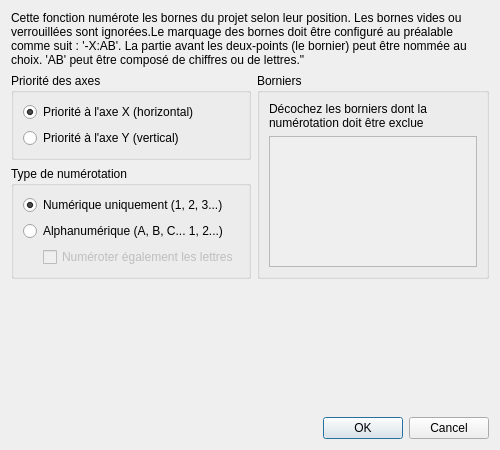
Before: the Qt Designer form sources/ui/terminalnumberingdialog.ui in qelectrotech/qelectrotech-source-mirror, drawn with Qt 5.
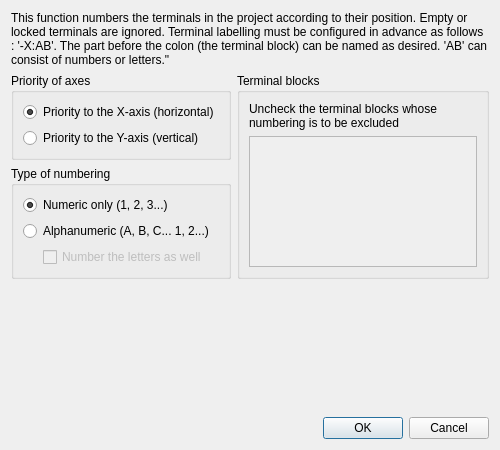
After: the same form once the commit is applied.

```diff
--- a/sources/ui/terminalnumberingdialog.ui
+++ b/sources/ui/terminalnumberingdialog.ui
@@ -17,7 +17,7 @@
             <item>
                 <widget class="QLabel" name="label_description">
                     <property name="text">
-                        <string>Cette fonction numérote les bornes du projet selon leur position. Les bornes vides ou verrouillées sont ignorées.Le marquage des bornes doit être configuré au préalable comme suit : '-X:AB'. La partie avant les deux-points (le bornier) peut être nommée au choix. 'AB' peut être composé de chiffres ou de lettres."</string>
+                        <string>This function numbers the terminals in the project according to their position. Empty or locked terminals are ignored. Terminal labelling must be configured in advance as follows : '-X:AB'. The part before the colon (the terminal block) can be named as desired. 'AB' can consist of numbers or letters."</string>
                     </property>
                     <property name="wordWrap">
                         <bool>true</bool>
@@ -31,13 +31,13 @@
                             <item>
                                 <widget class="QGroupBox" name="groupBox_axis">
                                     <property name="title">
-                                        <string>Priorité des axes</string>
+                                        <string>Priority of axes</string>
                                     </property>
                                     <layout class="QVBoxLayout" name="verticalLayout_2">
                                         <item>
                                             <widget class="QRadioButton" name="rb_priority_x">
                                                 <property name="text">
-                                                    <string>Priorité à l'axe X (horizontal)</string>
+                                                    <string>Priority to the X-axis (horizontal)</string>
                                                 </property>
                                                 <property name="checked">
                                                     <bool>true</bool>
@@ -47,7 +47,7 @@
                                         <item>
                                             <widget class="QRadioButton" name="rb_priority_y">
                                                 <property name="text">
-                                                    <string>Priorité à l'axe Y (vertical)</string>
+                                                    <string>Priority to the Y-axis (vertical)</string>
                                                 </property>
                                             </widget>
                                         </item>
@@ -57,13 +57,13 @@
                             <item>
                                 <widget class="QGroupBox" name="groupBox_type">
                                     <property name="title">
-                                        <string>Type de numérotation</string>
+                                        <string>Type of numbering</string>
                                     </property>
                                     <layout class="QVBoxLayout" name="verticalLayout_3">
                                         <item>
                                             <widget class="QRadioButton" name="rb_type_num">
                                                 <property name="text">
-                                                    <string>Numérique uniquement (1, 2, 3...)</string>
+                                                    <string>Numeric only (1, 2, 3...)</string>
                                                 </property>
                                                 <property name="checked">
                                                     <bool>true</bool>
@@ -73,7 +73,7 @@
                                         <item>
                                             <widget class="QRadioButton" name="rb_type_alpha">
                                                 <property name="text">
-                                                    <string>Alphanumérique (A, B, C... 1, 2...)</string>
+                                                    <string>Alphanumeric (A, B, C... 1, 2...)</string>
                                                 </property>
                                             </widget>
                                         </item>
@@ -98,7 +98,7 @@
                                                 <item>
                                                     <widget class="QCheckBox" name="cb_also_alpha">
                                                         <property name="text">
-                                                            <string>Numéroter également les lettres</string>
+                                                            <string>Number the letters as well</string>
                                                         </property>
                                                         <property name="enabled">
                                                             <bool>false</bool>
@@ -115,13 +115,13 @@
                     <item>
                         <widget class="QGroupBox" name="groupBox_strips">
                             <property name="title">
-                                <string>Borniers</string>
+                                <string>Terminal blocks</string>
                             </property>
                             <layout class="QVBoxLayout" name="verticalLayout_strips">
                                 <item>
                                     <widget class="QLabel" name="label_strips_description">
                                         <property name="text">
-                                            <string>Décochez les borniers dont la numérotation doit être exclue</string>
+                                            <string>Uncheck the terminal blocks whose numbering is to be excluded</string>
                                         </property>
                                         <property name="wordWrap">
                                             <bool>true</bool>
```
Left out of the diff: 2 changed lines with no effect on the pictures.
